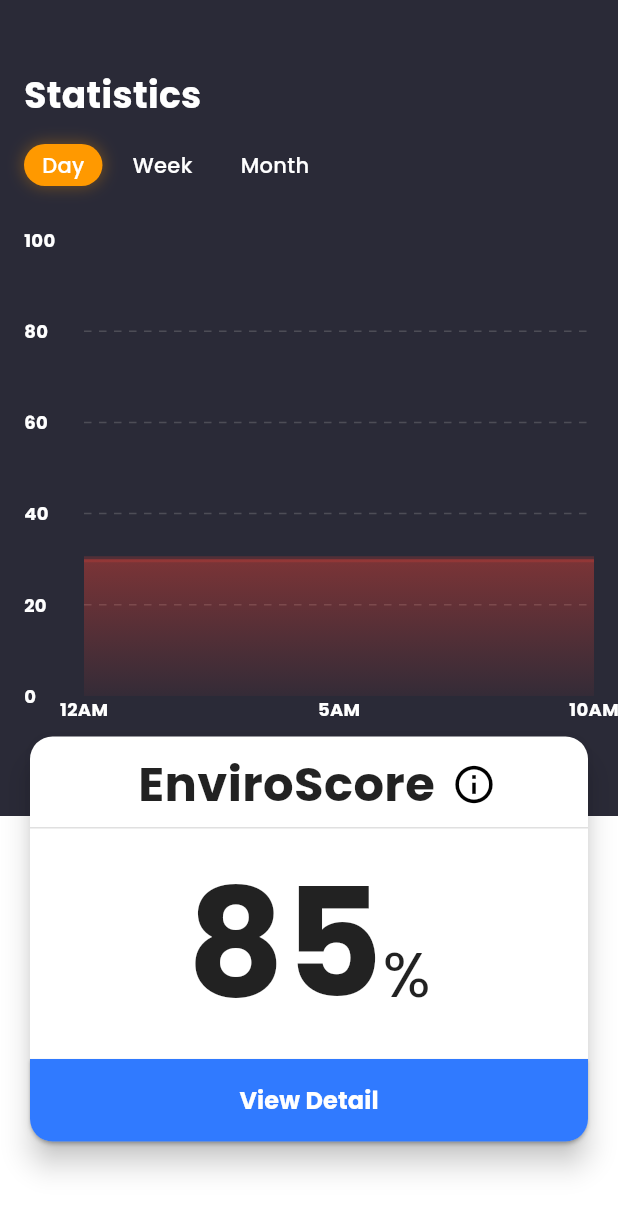
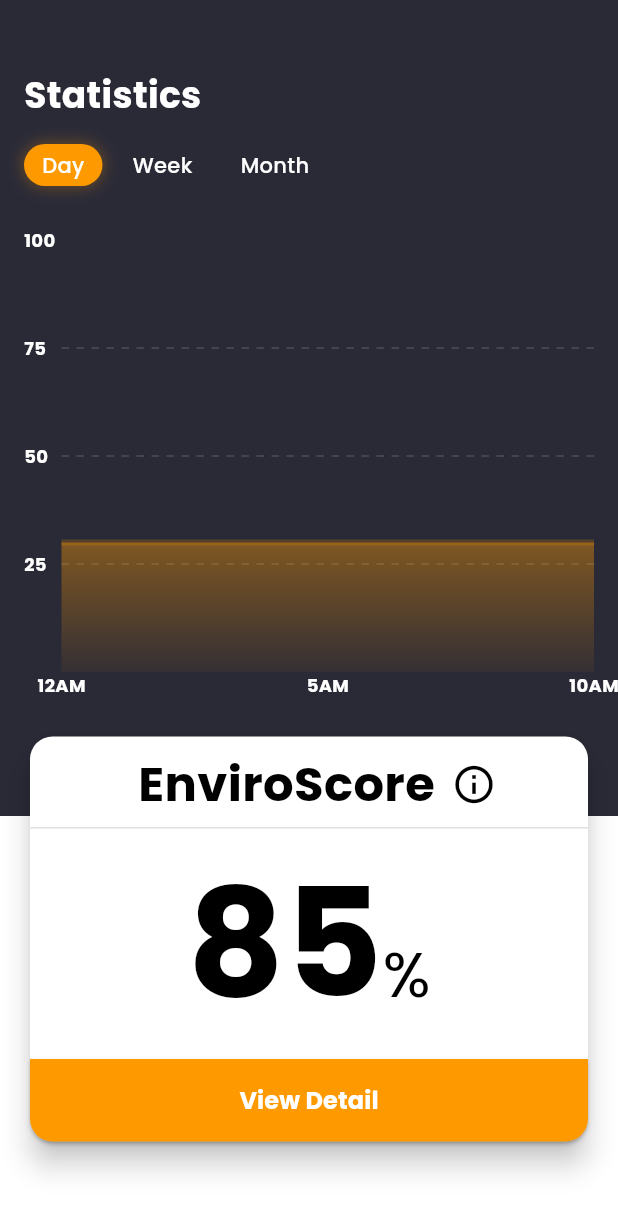
Before and after one commit to KempDewulf/envirosense-app, a Flutter app: the StatisticsScreen screen opened directly, on a phone screen of 412 x 824 dp. Shown: the top 1212 px of the screen. Run offline on Flutter 3.47's test engine with Material 3 defaults, Android fonts, the phone set to English and light mode, and no system bars; drawn by our look-alikes of fl_chart; our stand-ins replace camera, dotted_border, firebase_auth, firebase_core, google_fonts, introduction_screen and 2 more; accounts and stored records are empty.

Commit message:
use appcolors

```diff
--- a/lib/views/statistics_screen.dart
+++ b/lib/views/statistics_screen.dart
@@ -182,7 +182,7 @@ class _StatisticsScreenState extends State<StatisticsScreen> {
                                 style: TextStyle(
                                   fontSize: 32,
                                   fontWeight: FontWeight.bold,
-                                  color: Colors.black87,
+                                  color: AppColors.blackColor,
                                 ),
                               ),
                               const SizedBox(width: 2),
@@ -247,7 +247,7 @@ class _StatisticsScreenState extends State<StatisticsScreen> {
                                 style: TextStyle(
                                   fontSize: 100,
                                   fontWeight: FontWeight.bold,
-                                  color: Colors.black87,
+                                  color: AppColors.blackColor,
                                 ),
                               ),
                               Text(
@@ -255,7 +255,7 @@ class _StatisticsScreenState extends State<StatisticsScreen> {
                                 style: TextStyle(
                                   fontSize: 42,
                                   fontWeight: FontWeight.normal,
-                                  color: Colors.black87,
+                                  color: AppColors.blackColor,
                                 ),
                               ),
                             ],
@@ -265,7 +265,7 @@ class _StatisticsScreenState extends State<StatisticsScreen> {
                             child: ElevatedButton(
                               onPressed: () {},
                               style: ElevatedButton.styleFrom(
-                                backgroundColor: AppColors.blueColor,
+                                backgroundColor: AppColors.secondaryColor,
                                 padding: const EdgeInsets.symmetric(vertical: 16),
                                 shape: const RoundedRectangleBorder(
                                   borderRadius: BorderRadius.vertical(bottom: Radius.circular(15)),
@@ -276,7 +276,7 @@ class _StatisticsScreenState extends State<StatisticsScreen> {
                                 style: TextStyle(
                                   fontSize: 16,
                                   fontWeight: FontWeight.bold,
-                                  color: Colors.white,
+                                  color: AppColors.whiteColor,
                                 ),
                               ),
                             ),
@@ -310,13 +310,13 @@ class EnviroScoreChart extends StatelessWidget {
   @override
   Widget build(BuildContext context) {
     return Container(
-      padding: const EdgeInsets.only(left: 16, right: 16, top: 16, bottom: 50),
+      padding: const EdgeInsets.only(left: 16, right: 16, top: 16, bottom: 16),
       child: LineChart(
         LineChartData(
           gridData: FlGridData(
             show: true,
             drawVerticalLine: false,
-            horizontalInterval: 20,
+            horizontalInterval: 25,
             getDrawingHorizontalLine: (value) => FlLine(
               color: Colors.grey.withOpacity(0.3),
               strokeWidth: 1,
@@ -324,13 +324,13 @@ class EnviroScoreChart extends StatelessWidget {
             ),
           ),
           titlesData: FlTitlesData(
-            topTitles: AxisTitles(sideTitles: SideTitles(showTitles: false)),
-            rightTitles: AxisTitles(sideTitles: SideTitles(showTitles: false)),
+            topTitles: const AxisTitles(sideTitles: SideTitles(showTitles: false)),
+            rightTitles: const AxisTitles(sideTitles: SideTitles(showTitles: false)),
             bottomTitles: AxisTitles(
               sideTitles: SideTitles(
                 showTitles: true,
                 interval: _selectedPeriod == 'Day' ? 4 : (_selectedPeriod == 'Week' ? 1 : 5),
-                reservedSize: 30,
+                reservedSize: 80,
                 getTitlesWidget: (value, _) {
                   int index = value.toInt();
                   if (index >= 0 && index < labels.length) {
@@ -339,7 +339,7 @@ class EnviroScoreChart extends StatelessWidget {
                     }
                     return Text(
                       labels[index],
-                      style: const TextStyle(color: Colors.white, fontSize: 12, fontWeight: FontWeight.bold),
+                      style: const TextStyle(color: AppColors.whiteColor, fontSize: 12, fontWeight: FontWeight.bold),
                     );
                   } else {
                     return const SizedBox.shrink();
@@ -350,12 +350,13 @@ class EnviroScoreChart extends StatelessWidget {
             leftTitles: AxisTitles(
               sideTitles: SideTitles(
                 showTitles: true,
-                interval: 20,
-                reservedSize: 40,
+                interval: 25,
+                reservedSize: 25,
+                minIncluded: false,
                 getTitlesWidget: (value, _) {
                   return Text(
                     value.toInt().toString(),
-                    style: const TextStyle(color: Colors.white, fontSize: 12, fontWeight: FontWeight.bold),
+                    style: const TextStyle(color: AppColors.whiteColor, fontSize: 12, fontWeight: FontWeight.bold),
                   );
                 },
               ),
@@ -363,7 +364,7 @@ class EnviroScoreChart extends StatelessWidget {
           ),
           borderData: FlBorderData(show: false),
           minX: 0,
-          maxX: scoreData.length > 0 ? scoreData.length - 1 : 0,
+          maxX: scoreData.isNotEmpty ? scoreData.length - 1 : 0,
           minY: 0,
           maxY: 100,
           lineBarsData: [
@@ -371,7 +372,7 @@ class EnviroScoreChart extends StatelessWidget {
               spots: scoreData,
               isCurved: true,
               gradient: LinearGradient(
-                colors: [Colors.red.withOpacity(0.8), Colors.red.withOpacity(0.2)],
+                colors: [AppColors.secondaryColor.withOpacity(0.8), AppColors.secondaryColor.withOpacity(0.2)],
                 begin: Alignment.topCenter,
                 end: Alignment.bottomCenter,
               ),
@@ -379,12 +380,12 @@ class EnviroScoreChart extends StatelessWidget {
               belowBarData: BarAreaData(
                 show: true,
                 gradient: LinearGradient(
-                  colors: [Colors.red.withOpacity(0.4), Colors.red.withOpacity(0.05)],
+                  colors: [AppColors.secondaryColor.withOpacity(0.4), AppColors.secondaryColor.withOpacity(0.05)],
                   begin: Alignment.topCenter,
                   end: Alignment.bottomCenter,
                 ),
               ),
-              dotData: FlDotData(show: false),
+              dotData: const FlDotData(show: false),
             ),
           ],
         ),
```
